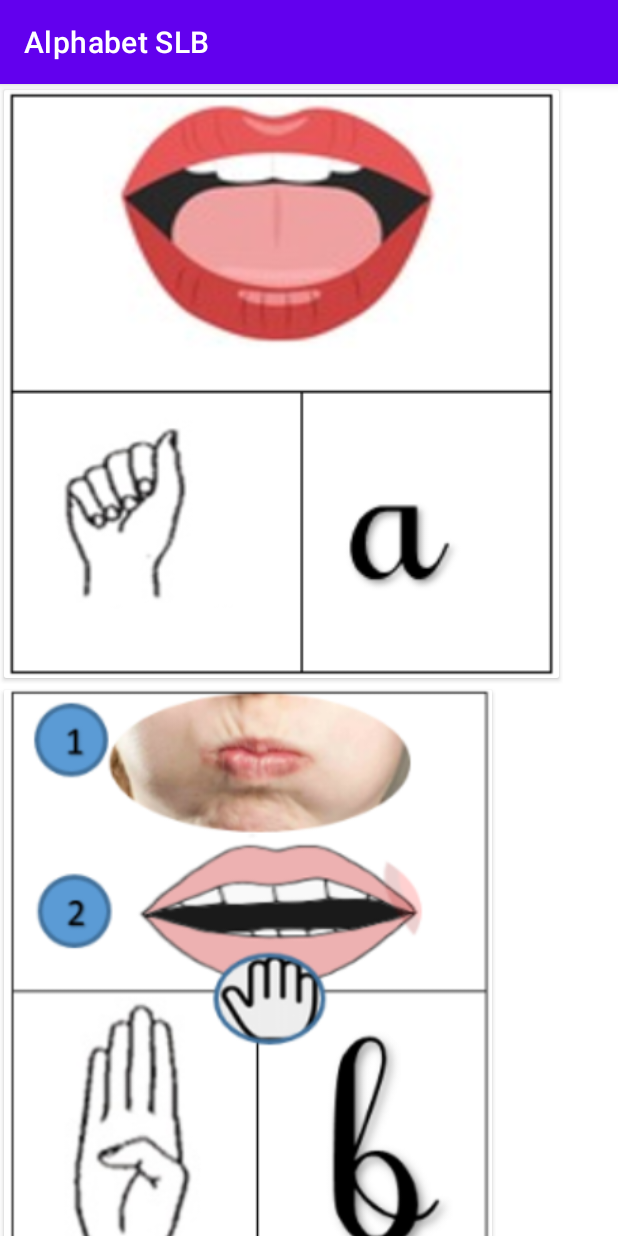
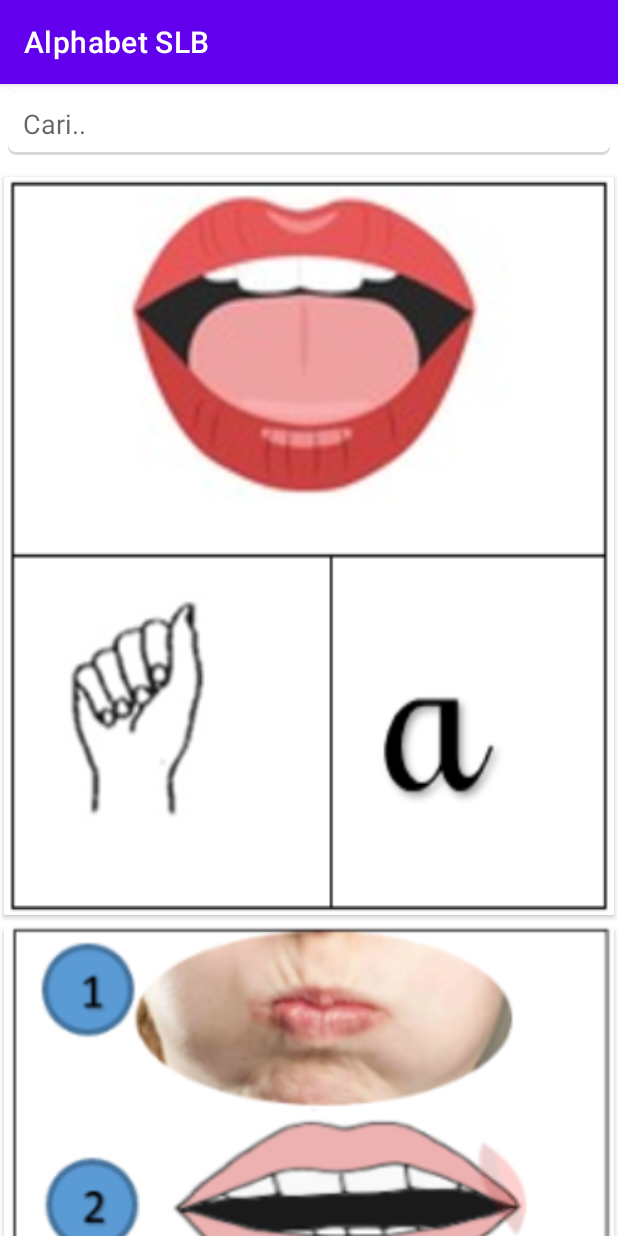
Before and after one commit to saamishahab/Alphabet-SLB, an Android app: the screen it shows after launch (MainActivity), on a phone screen of 412 x 824 dp. Run offline under Robolectric (Android 15) with nearby library versions, the phone set to English and light mode, and no system bars.

Commit message:
search function

```diff
--- a/app/src/main/java/com/guru/alphabetslb/Adapter_Alphabet.java
+++ b/app/src/main/java/com/guru/alphabetslb/Adapter_Alphabet.java
@@ -71,38 +71,38 @@ public class Adapter_Alphabet extends RecyclerView.Adapter<Adapter_Alphabet.MyVi
         final Provider_Alphabet item = assList.get(position);
         holder.binding.alphaImg.setImageResource(item.getAlpha_img());
 
-        holder.binding.alphaImg.setOnClickListener(new View.OnClickListener() {
-            @Override
-            public void onClick(View v) {
-                variable.alertDialog(mActivity, true, true, "Reservasi atas nama "+item.getNama().toUpperCase()+" akan segera dimulai.", "Proses", "Tidak", new GlobalVariable.DialogSingleButtonListener() {
-                    @Override
-                    public void onButtonClicked(int id) {
-                        if(id>0)
-                        {
-                            AlertDialog alertDialog = new AlertDialog.Builder(mActivity).create();
-                            alertDialog.setMessage("Mohon konfirmasi kembali, apakah benar reservasi atas nama "+item.getNama().toUpperCase()+" ?");
-                            alertDialog.setCancelable(false);
-                            alertDialog.setCanceledOnTouchOutside(false);
-                            alertDialog.setButton(AlertDialog.BUTTON_NEGATIVE, "Ya",
-                                    new DialogInterface.OnClickListener() {
-                                        public void onClick(DialogInterface dialog, int which) {
-                                            dialog.dismiss();
-
-//                                            updateCheckStatus("Dining",item.getId_trans());
-                                        }
-                                    });
-                            alertDialog.setButton(AlertDialog.BUTTON_POSITIVE, "Tidak",
-                                    new DialogInterface.OnClickListener() {
-                                        public void onClick(DialogInterface dialog, int which) {
-                                            dialog.dismiss();
-                                        }
-                                    });
-                            alertDialog.show();
-                        }
-                    }
-                });
-            }
-        });
+//        holder.binding.alphaImg.setOnClickListener(new View.OnClickListener() {
+//            @Override
+//            public void onClick(View v) {
+//                variable.alertDialog(mActivity, true, true, "Reservasi atas nama "+item.getNama().toUpperCase()+" akan segera dimulai.", "Proses", "Tidak", new GlobalVariable.DialogSingleButtonListener() {
+//                    @Override
+//                    public void onButtonClicked(int id) {
+//                        if(id>0)
+//                        {
+//                            AlertDialog alertDialog = new AlertDialog.Builder(mActivity).create();
+//                            alertDialog.setMessage("Mohon konfirmasi kembali, apakah benar reservasi atas nama "+item.getNama().toUpperCase()+" ?");
+//                            alertDialog.setCancelable(false);
+//                            alertDialog.setCanceledOnTouchOutside(false);
+//                            alertDialog.setButton(AlertDialog.BUTTON_NEGATIVE, "Ya",
+//                                    new DialogInterface.OnClickListener() {
+//                                        public void onClick(DialogInterface dialog, int which) {
+//                                            dialog.dismiss();
+//
+////                                            updateCheckStatus("Dining",item.getId_trans());
+//                                        }
+//                                    });
+//                            alertDialog.setButton(AlertDialog.BUTTON_POSITIVE, "Tidak",
+//                                    new DialogInterface.OnClickListener() {
+//                                        public void onClick(DialogInterface dialog, int which) {
+//                                            dialog.dismiss();
+//                                        }
+//                                    });
+//                            alertDialog.show();
+//                        }
+//                    }
+//                });
+//            }
+//        });
 
     }
 
--- a/app/src/main/java/com/guru/alphabetslb/MainActivity.java
+++ b/app/src/main/java/com/guru/alphabetslb/MainActivity.java
@@ -8,7 +8,10 @@ import android.app.Dialog;
 import android.content.SharedPreferences;
 import android.os.Bundle;
 import android.preference.PreferenceManager;
+import android.text.Editable;
+import android.text.TextWatcher;
 import android.view.View;
+import android.widget.Toast;
 
 import com.guru.alphabetslb.databinding.ActivityMainBinding;
 
@@ -17,7 +20,7 @@ import java.util.ArrayList;
 public class MainActivity extends AppCompatActivity {
 
     ActivityMainBinding binding;
-    ArrayList<Provider_Alphabet> arraylist_alpha_img = new ArrayList<>();
+    ArrayList<Provider_Alphabet> arraylist_alpha = new ArrayList<>();
     private Activity mthis = MainActivity.this;
     private SharedPreferences pref;
     private SharedPreferences.Editor editor;
@@ -52,81 +55,133 @@ public class MainActivity extends AppCompatActivity {
 
     void view()
     {
+
+        binding.tvCari.addTextChangedListener(new TextWatcher() {
+            @Override
+            public void beforeTextChanged(CharSequence s, int start, int count, int after) {
+
+            }
+
+            @Override
+            public void onTextChanged(CharSequence s, int start, int before, int count) {
+
+            }
+
+            @Override
+            public void afterTextChanged(Editable s) {
+                if(binding.tvCari.getText().length() == 0)
+                {
+                    arraylist_alpha.clear();
+                    collectData();
+                }else {
+                    runsearch();
+                }
+            }
+        });
+
+
         binding.listAlphabet.setLayoutManager(new LinearLayoutManager(mthis, LinearLayoutManager.VERTICAL, false));
-        adapterAlphabet = new Adapter_Alphabet(mthis,mthis, arraylist_alpha_img);
+        adapterAlphabet = new Adapter_Alphabet(mthis,mthis, arraylist_alpha);
         binding.listAlphabet.setAdapter(adapterAlphabet);
+    }
+
+    void runsearch()
+    {
+        Provider_Alphabet newprov = null;
+
+        for(Provider_Alphabet prov : arraylist_alpha){
+            if(prov.getKeyword().contains(binding.tvCari.getText().toString()))
+            {
+//                Toast.makeText(mthis, ""+prov.getAlpha_img(), Toast.LENGTH_SHORT).show();
+                newprov = new Provider_Alphabet(prov.getNama(),prov.getKeyword(),prov.getAlpha_img());
+
+            }
+        }
+
+        if(newprov == null)
+        {
+            arraylist_alpha.clear();
+            Toast.makeText(mthis, "Tidak ditemukan", Toast.LENGTH_SHORT).show();
+        }else
+        {
+
+            arraylist_alpha.clear();
+            arraylist_alpha.add(newprov);
+        }
+
+        adapterAlphabet.notifyDataSetChanged();
     }
 
     void collectData()
     {
         Provider_Alphabet prova = new Provider_Alphabet("a","a",R.drawable.a);
-        arraylist_alpha_img.add(prova);
+        arraylist_alpha.add(prova);
 
         Provider_Alphabet provb = new Provider_Alphabet("b","b",R.drawable.b);
-        arraylist_alpha_img.add(provb);
+        arraylist_alpha.add(provb);
 
         Provider_Alphabet provc = new Provider_Alphabet("c","c",R.drawable.c);
-        arraylist_alpha_img.add(provc);
+        arraylist_alpha.add(provc);
 
         Provider_Alphabet provd = new Provider_Alphabet("d","d",R.drawable.d);
-        arraylist_alpha_img.add(provd);
+        arraylist_alpha.add(provd);
 
         Provider_Alphabet prove = new Provider_Alphabet("e","e",R.drawable.e);
-        arraylist_alpha_img.add(prove);
+        arraylist_alpha.add(prove);
 
         Provider_Alphabet provf = new Provider_Alphabet("f","f",R.drawable.f);
-        arraylist_alpha_img.add(provf);
+        arraylist_alpha.add(provf);
 
         Provider_Alphabet provg = new Provider_Alphabet("g","g",R.drawable.g);
-        arraylist_alpha_img.add(provg);
+        arraylist_alpha.add(provg);
 
         Provider_Alphabet provh = new Provider_Alphabet("h","h",R.drawable.h);
-        arraylist_alpha_img.add(provh);
+        arraylist_alpha.add(provh);
 
         Provider_Alphabet provi = new Provider_Alphabet("i","i",R.drawable.i);
-        arraylist_alpha_img.add(provi);
+        arraylist_alpha.add(provi);
 
         Provider_Alphabet provj = new Provider_Alphabet("j","j",R.drawable.j);
-        arraylist_alpha_img.add(provj);
+        arraylist_alpha.add(provj);
 
         Provider_Alphabet provk = new Provider_Alphabet("k","k",R.drawable.k);
-        arraylist_alpha_img.add(provk);
+        arraylist_alpha.add(provk);
 
         Provider_Alphabet provl = new Provider_Alphabet("l","l",R.drawable.l);
-        arraylist_alpha_img.add(provl);
+        arraylist_alpha.add(provl);
 
         Provider_Alphabet provm = new Provider_Alphabet("m","m",R.drawable.m);
-        arraylist_alpha_img.add(provm);
+        arraylist_alpha.add(provm);
 
         Provider_Alphabet provn = new Provider_Alphabet("n","n",R.drawable.n);
-        arraylist_alpha_img.add(provn);
+        arraylist_alpha.add(provn);
 
         Provider_Alphabet provo = new Provider_Alphabet("o","o",R.drawable.o);
-        arraylist_alpha_img.add(provo);
+        arraylist_alpha.add(provo);
 
         Provider_Alphabet provp = new Provider_Alphabet("p","p",R.drawable.p);
-        arraylist_alpha_img.add(provp);
+        arraylist_alpha.add(provp);
 
 //        Provider_Alphabet provq = new Provider_Alphabet("q","q",R.drawable.q);
 //        alpha_img.add(provq);
 
         Provider_Alphabet provr = new Provider_Alphabet("r","r",R.drawable.r);
-        arraylist_alpha_img.add(provr);
+        arraylist_alpha.add(provr);
 
         Provider_Alphabet provs = new Provider_Alphabet("s","s",R.drawable.s);
-        arraylist_alpha_img.add(provs);
+        arraylist_alpha.add(provs);
 
         Provider_Alphabet provt = new Provider_Alphabet("t","t",R.drawable.t);
-        arraylist_alpha_img.add(provt);
+        arraylist_alpha.add(provt);
 
         Provider_Alphabet provu = new Provider_Alphabet("u","u",R.drawable.u);
-        arraylist_alpha_img.add(provu);
+        arraylist_alpha.add(provu);
 
         Provider_Alphabet provv = new Provider_Alphabet("v","v",R.drawable.v);
-        arraylist_alpha_img.add(provv);
+        arraylist_alpha.add(provv);
 
         Provider_Alphabet provw = new Provider_Alphabet("w","w",R.drawable.w);
-        arraylist_alpha_img.add(provw);
+        arraylist_alpha.add(provw);
 
 //        Provider_Alphabet provx = new Provider_Alphabet("x","x",R.drawable.x);
 //        alpha_img.add(provx);
--- /dev/null
+++ b/app/src/main/res/drawable/edittext_background.xml
@@ -0,0 +1,29 @@
+<?xml version="1.0" encoding="utf-8"?>
+<layer-list xmlns:android="http://schemas.android.com/apk/res/android">
+
+    <!-- Bottom 2dp Shadow -->
+    <item>
+        <shape  android:shape="rectangle">
+
+            <solid android:color="#d8d8d8" />
+            <corners android:radius="5dp" />
+
+        </shape>
+    </item>
+
+    <!-- White Top color -->
+    <item android:bottom="3px">
+
+        <shape  android:shape="rectangle">
+
+            <solid android:color="#FFFFFF" />
+            <corners android:radius="5dp" />
+            <padding android:bottom="5dp" android:left="10dp" android:right="10dp" android:top="5dp"/>
+            <size android:height="40dp"/>
+
+        </shape>
+
+    </item>
+
+
+</layer-list>
--- a/app/src/main/res/layout/activity_main.xml
+++ b/app/src/main/res/layout/activity_main.xml
@@ -1,14 +1,25 @@
 <?xml version="1.0" encoding="utf-8"?>
-<androidx.constraintlayout.widget.ConstraintLayout xmlns:android="http://schemas.android.com/apk/res/android"
+<RelativeLayout xmlns:android="http://schemas.android.com/apk/res/android"
     xmlns:app="http://schemas.android.com/apk/res-auto"
     xmlns:tools="http://schemas.android.com/tools"
     android:layout_width="match_parent"
-    android:layout_height="match_parent"
-    tools:context=".MainActivity">
+    android:layout_height="match_parent">
+
+    <EditText
+        android:id="@+id/tv_cari"
+        android:layout_width="match_parent"
+        android:layout_height="wrap_content"
+        android:layout_margin="5dp"
+        android:background="@drawable/edittext_background"
+        android:hint="Cari.."/>
 
     <androidx.recyclerview.widget.RecyclerView
+        android:layout_marginTop="5dp"
+        android:layout_below="@id/tv_cari"
+        android:id="@+id/list_alphabet"
         android:layout_width="match_parent"
         android:layout_height="match_parent"
-        android:id="@+id/list_alphabet"/>
+        tools:listitem="@layout/custom_alphabet"
+        tools:itemCount="20"/>
 
-</androidx.constraintlayout.widget.ConstraintLayout>
+</RelativeLayout>
--- a/app/src/main/res/layout/custom_alphabet.xml
+++ b/app/src/main/res/layout/custom_alphabet.xml
@@ -1,25 +1,36 @@
 <?xml version="1.0" encoding="utf-8"?>
-<LinearLayout xmlns:android="http://schemas.android.com/apk/res/android"
+<RelativeLayout xmlns:android="http://schemas.android.com/apk/res/android"
     xmlns:app="http://schemas.android.com/apk/res-auto"
     android:layout_width="match_parent"
     android:gravity="center"
-    android:layout_height="match_parent">
+    android:layout_height="wrap_content">
 
     <androidx.cardview.widget.CardView
+        android:clickable="true"
+        android:foreground="?attr/selectableItemBackground"
         android:layout_width="match_parent"
-        android:layout_height="400dp"
+        android:layout_height="500dp"
         app:cardPreventCornerOverlap="true"
         app:cardUseCompatPadding="true">
 
-        <ImageView
-            android:id="@+id/alpha_img"
+        <LinearLayout
             android:layout_width="match_parent"
             android:layout_height="match_parent"
-            android:adjustViewBounds="true"
-            android:scaleType="fitXY"
-            android:src="@mipmap/ic_launcher" />
+            android:orientation="vertical"
+            android:gravity="center">
+
+
+            <ImageView
+                android:id="@+id/alpha_img"
+                android:layout_width="match_parent"
+                android:layout_height="match_parent"
+                android:scaleType="fitXY"
+                android:src="@mipmap/ic_launcher" />
+
+        </LinearLayout>
+
 
     </androidx.cardview.widget.CardView>
 
 
-</LinearLayout>
+</RelativeLayout>
```
